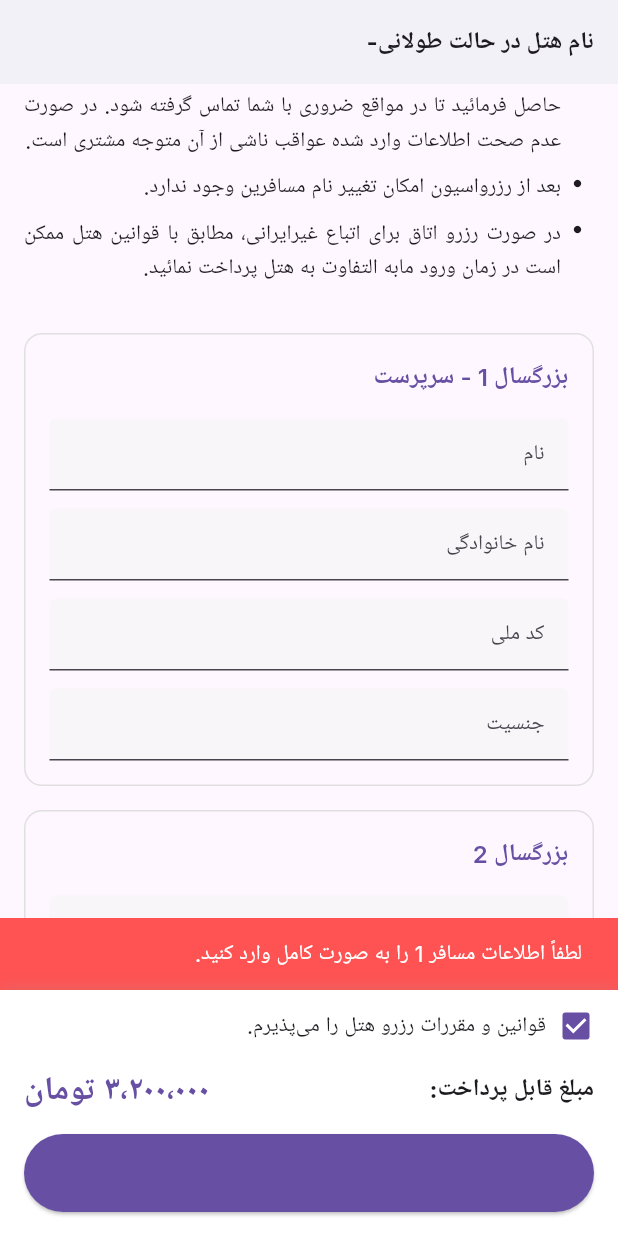
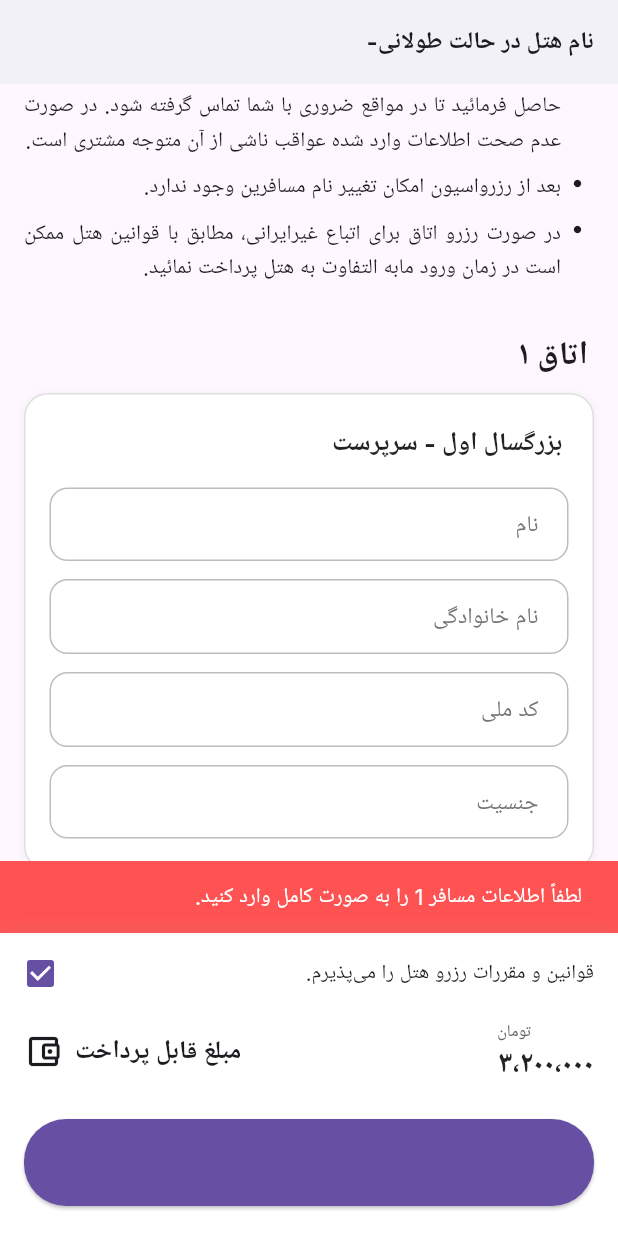
Before and after one commit to SamiraAhmadnezhad/BookIt, a Flutter app: the screen it shows after launch, scrolled down 576 dp, after a tap on "قوانین و مقررات رزرو هتل را می‌پذیرم.", after a tap on "تایید و ادامه", on a phone screen of 412 x 824 dp. Run offline on Flutter 3.47's test engine with Material 3 defaults, Android fonts, the phone set to English and light mode, and no system bars; our stand-ins replace google_fonts; network calls fail.

Commit message:
fixing details according to figma

```diff
--- a/lib/pages/reservation_detail_page/reservation_detail_page.dart
+++ b/lib/pages/reservation_detail_page/reservation_detail_page.dart
@@ -3,7 +3,6 @@ import 'package:flutter/material.dart';
 import 'package:intl/intl.dart' as intl;
 import 'package:intl/date_symbol_data_local.dart' as intl_local;
 
-// شبیه‌سازی سرویس API (بدون تغییر)
 class BookingApiService {
   Future<Map<String, dynamic>> fetchBookingPreviewDetails(String hotelId) async {
     print('API Call: fetchBookingPreviewDetails for hotelId: $hotelId');
@@ -13,7 +12,7 @@ class BookingApiService {
       'hotelAddress': 'آدرس دقیق هتل در حالت طولانی قرار می‌گیرد',
       'hotelRating': 4.5,
       'hotelStarRatingVisual': 4,
-      'hotelImageUrl': 'https://picsum.photos/seed/hotel_booking_timer_fixed/800/300',
+      'hotelImageUrl': 'https://picsum.photos/seed/hotel_booking_final_v3/800/300',
       'checkInDate': "2026-03-15T00:00:00.000Z",
       'checkOutDate': "2026-03-18T00:00:00.000Z",
       'roomInfo': '1 اتاق به مدت 3 شب',
@@ -117,14 +116,10 @@ class _ReservationDetailPageState extends State<ReservationDetailPage> {
   void _startTimer() {
     _timer?.cancel();
     if (_remainingSeconds <= 0) {
-      setState(() {
-        _isTimerActive = false;
-      });
+      setState(() { _isTimerActive = false; });
       return;
     }
-    setState(() {
-      _isTimerActive = true;
-    });
+    setState(() { _isTimerActive = true; });
     _timer = Timer.periodic(const Duration(seconds: 1), (timer) {
       if (!mounted) {
         timer.cancel();
@@ -136,9 +131,9 @@ class _ReservationDetailPageState extends State<ReservationDetailPage> {
         } else {
           _isTimerActive = false;
           timer.cancel();
-          if (mounted) { // بررسی mounted قبل از نمایش SnackBar
+          if (mounted) {
             ScaffoldMessenger.of(context).showSnackBar(
-              const SnackBar( // ایجاد ویجت SnackBar
+              const SnackBar(
                 content: Text('زمان شما برای تکمیل رزرو به پایان رسید.', textDirection: TextDirection.rtl),
                 backgroundColor: Colors.orangeAccent,
               ),
@@ -171,7 +166,7 @@ class _ReservationDetailPageState extends State<ReservationDetailPage> {
 
     if (!_isTimerActive) {
       scaffoldMessenger.showSnackBar(
-        SnackBar( // ایجاد ویجت SnackBar
+        SnackBar(
           content: Text('زمان شما برای تکمیل رزرو به پایان رسیده است.',
               style: currentTheme.textTheme.bodyMedium?.copyWith(color: Colors.white)),
           backgroundColor: Colors.redAccent,
@@ -182,7 +177,7 @@ class _ReservationDetailPageState extends State<ReservationDetailPage> {
 
     if (!_termsAndConditionsAccepted) {
       scaffoldMessenger.showSnackBar(
-        SnackBar( // ایجاد ویجت SnackBar
+        SnackBar(
           content: Text('لطفاً قوانین و مقررات رزرو را مطالعه و تأیید نمایید.',
               style: currentTheme.textTheme.bodyMedium?.copyWith(color: Colors.white)),
           backgroundColor: Colors.redAccent,
@@ -198,7 +193,7 @@ class _ReservationDetailPageState extends State<ReservationDetailPage> {
           _guestFormControllers[i]['nationalCode']!.text.trim().isEmpty) {
         formIsValid = false;
         scaffoldMessenger.showSnackBar(
-          SnackBar( // ایجاد ویجت SnackBar
+          SnackBar(
             content: Text('لطفاً اطلاعات مسافر ${i + 1} را به صورت کامل وارد کنید.',
                 style: currentTheme.textTheme.bodyMedium?.copyWith(color: Colors.white)),
             backgroundColor: Colors.redAccent,
@@ -230,12 +225,12 @@ class _ReservationDetailPageState extends State<ReservationDetailPage> {
 
     if (mounted) {
       showDialog(
-        context: context, // پارامتر context اضافه شد
+        context: context,
         barrierDismissible: false,
-        builder: (BuildContext dialogContext) { // پارامتر builder اضافه شد و نام context به dialogContext تغییر کرد تا با context اصلی تداخل نداشته باشد
+        builder: (BuildContext dialogContext) {
           return Dialog(
             shape: RoundedRectangleBorder(borderRadius: BorderRadius.circular(10)),
-            child: Padding( // پارامتر padding اضافه شد
+            child: Padding(
               padding: const EdgeInsets.all(20.0),
               child: Row(
                 mainAxisSize: MainAxisSize.min,
@@ -253,29 +248,29 @@ class _ReservationDetailPageState extends State<ReservationDetailPage> {
 
     try {
       bool submissionSuccess = await _apiService.submitHotelBooking(bookingPayload);
-      if (mounted) Navigator.pop(context); // بستن دیالوگ
+      if (mounted) Navigator.pop(context);
 
       if (submissionSuccess) {
         _timer?.cancel();
         setState(() { _isTimerActive = false; });
         scaffoldMessenger.showSnackBar(
-          SnackBar( // ایجاد ویجت SnackBar
+          SnackBar(
               content: Text('رزرو شما با موفقیت ثبت شد!',
                   style: currentTheme.textTheme.bodyMedium?.copyWith(color: Colors.white)),
               backgroundColor: Colors.green),
         );
       } else {
         scaffoldMessenger.showSnackBar(
-          SnackBar( // ایجاد ویجت SnackBar
+          SnackBar(
               content: Text('خطا در ثبت رزرو. لطفاً مجدداً تلاش فرمایید.',
                   style: currentTheme.textTheme.bodyMedium?.copyWith(color: Colors.white)),
               backgroundColor: Colors.redAccent),
         );
       }
     } catch (e) {
-      if (mounted) Navigator.pop(context); // بستن دیالوگ در صورت خطا
+      if (mounted) Navigator.pop(context);
       scaffoldMessenger.showSnackBar(
-        SnackBar( // ایجاد ویجت SnackBar
+        SnackBar(
             content: Text('خطا در ارتباط با سرور: $e',
                 style: currentTheme.textTheme.bodyMedium?.copyWith(color: Colors.white)),
             backgroundColor: Colors.redAccent),
@@ -287,8 +282,8 @@ class _ReservationDetailPageState extends State<ReservationDetailPage> {
   @override
   Widget build(BuildContext context) {
     return Directionality(
-      textDirection: TextDirection.rtl, // پارامتر textDirection اضافه شد
-      child: Scaffold( // پارامتر child به Directionality پاس داده شد
+      textDirection: TextDirection.rtl,
+      child: Scaffold(
         appBar: _buildAppBar(),
         body: _buildBody(),
         bottomNavigationBar: !_isIntlInitialized || _isLoading || _errorMessage != null || _bookingPageData == null
@@ -343,7 +338,7 @@ class _ReservationDetailPageState extends State<ReservationDetailPage> {
     if (_errorMessage != null) {
       return Center(
         child: Padding(
-          padding: const EdgeInsets.all(20.0), // پارامتر padding اضافه شد
+          padding: const EdgeInsets.all(20.0),
           child: Column(
             mainAxisAlignment: MainAxisAlignment.center,
             children: [
@@ -376,7 +371,7 @@ class _ReservationDetailPageState extends State<ReservationDetailPage> {
           _buildHotelImageSection(
             imageUrl: _bookingPageData!['hotelImageUrl'],
           ),
-          Padding( // پارامتر padding اضافه شد
+          Padding(
             padding: const EdgeInsets.fromLTRB(16.0, 20.0, 16.0, 16.0),
             child: Column(
               crossAxisAlignment: CrossAxisAlignment.start,
@@ -396,14 +391,7 @@ class _ReservationDetailPageState extends State<ReservationDetailPage> {
                 const SizedBox(height: 24),
                 _buildTravelerNotesSection(),
                 const SizedBox(height: 24),
-                for (int i = 0; i < _guestFormControllers.length; i++) ...[
-                  _buildGuestFormWidget(
-                    guestNumber: i + 1,
-                    isSupervisor: i == 0,
-                    controllers: _guestFormControllers[i],
-                  ),
-                  const SizedBox(height: 16),
-                ],
+                _buildRoomFormsSection(),
                 const SizedBox(height: 8),
               ],
             ),
@@ -416,7 +404,7 @@ class _ReservationDetailPageState extends State<ReservationDetailPage> {
   Widget _buildHotelImageSection({required String imageUrl}) {
     return Stack(
       children: [
-        Image.network( // آرگومان imageUrl به عنوان اولین پارامتر (positional)
+        Image.network(
           imageUrl,
           width: double.infinity,
           height: 200,
@@ -617,31 +605,72 @@ class _ReservationDetailPageState extends State<ReservationDetailPage> {
     );
   }
 
+  Widget _buildRoomFormsSection() {
+    const String roomTitle = "اتاق ۱";
+
+    return Column(
+      crossAxisAlignment: CrossAxisAlignment.start,
+      children: [
+        Padding(
+          padding: const EdgeInsets.only(bottom: 12.0, right: 4.0),
+          child: Text(
+            roomTitle,
+            style: Theme.of(context).textTheme.titleLarge?.copyWith(
+              fontWeight: FontWeight.bold,
+            ),
+          ),
+        ),
+        for (int i = 0; i < _guestFormControllers.length; i++) ...[
+          _buildGuestFormWidget(
+            guestNumber: i + 1,
+            isSupervisor: i == 0,
+            controllers: _guestFormControllers[i],
+          ),
+          const SizedBox(height: 16),
+        ],
+      ],
+    );
+  }
+
   Widget _buildGuestFormWidget({
     required int guestNumber,
     required bool isSupervisor,
     required Map<String, TextEditingController> controllers,
   }) {
     final textTheme = Theme.of(context).textTheme;
-    final colorScheme = Theme.of(context).colorScheme;
-    String title = 'بزرگسال $guestNumber';
+    String title = 'بزرگسال ${guestNumber == 1 ? "اول" : guestNumber == 2 ? "دوم" : guestNumber.toString()}';
     if (isSupervisor) {
       title += ' - سرپرست';
     }
     return Container(
-      padding: const EdgeInsets.all(16.0),
+      padding: const EdgeInsets.symmetric(horizontal: 16.0, vertical: 20.0),
       decoration: BoxDecoration(
+        color: Colors.white,
         border: Border.all(color: Colors.grey.shade300),
-        borderRadius: BorderRadius.circular(12.0),
+        borderRadius: BorderRadius.circular(16.0),
+        boxShadow: [
+          BoxShadow(
+            color: Colors.grey.withOpacity(0.1),
+            spreadRadius: 1,
+            blurRadius: 3,
+            offset: const Offset(0, 1),
+          ),
+        ],
       ),
       child: Column(
         crossAxisAlignment: CrossAxisAlignment.start,
         children: [
-          Text(
-            title,
-            style: textTheme.titleMedium?.copyWith(color: colorScheme.primary, fontWeight: FontWeight.w600),
+          Padding(
+            padding: const EdgeInsets.only(bottom: 16.0, right: 4.0),
+            child: Text(
+              title,
+              style: textTheme.titleMedium?.copyWith(
+                color: Colors.black87,
+                fontWeight: FontWeight.bold,
+                fontSize: 17,
+              ),
+            ),
           ),
-          const SizedBox(height: 16),
           _buildFormTextField(hintText: 'نام', controller: controllers['firstName']!),
           const SizedBox(height: 12),
           _buildFormTextField(hintText: 'نام خانوادگی', controller: controllers['lastName']!),
@@ -665,19 +694,35 @@ class _ReservationDetailPageState extends State<ReservationDetailPage> {
     TextInputType keyboardType = TextInputType.text,
   }) {
     final inputDecorationTheme = Theme.of(context).inputDecorationTheme;
+    final textTheme = Theme.of(context).textTheme;
+
     return TextFormField(
       controller: controller,
       keyboardType: keyboardType,
-      style: Theme.of(context).textTheme.bodyMedium,
+      style: textTheme.bodyMedium?.copyWith(fontSize: 15),
+      textAlign: TextAlign.right,
       decoration: InputDecoration(
         hintText: hintText,
-        hintStyle: inputDecorationTheme.hintStyle,
-        border: inputDecorationTheme.border,
-        focusedBorder: inputDecorationTheme.focusedBorder,
-        enabledBorder: inputDecorationTheme.border,
-        contentPadding: inputDecorationTheme.contentPadding ?? const EdgeInsets.symmetric(horizontal: 12, vertical: 10),
+        hintStyle: inputDecorationTheme.hintStyle?.copyWith(
+          fontSize: 15,
+          color: Colors.grey.shade600,
+        ) ?? TextStyle(fontFamily: textTheme.bodyMedium?.fontFamily, fontSize: 15, color: Colors.grey.shade600),
+        border: OutlineInputBorder(
+          borderRadius: BorderRadius.circular(12.0),
+          borderSide: BorderSide(color: Colors.grey.shade400, width: 1.0),
+        ),
+        enabledBorder: OutlineInputBorder(
+          borderRadius: BorderRadius.circular(12.0),
+          borderSide: BorderSide(color: Colors.grey.shade400, width: 1.0),
+        ),
+        focusedBorder: OutlineInputBorder(
+          borderRadius: BorderRadius.circular(12.0),
+          borderSide: BorderSide(color: Theme.of(context).colorScheme.primary, width: 1.5),
+        ),
+        contentPadding: inputDecorationTheme.contentPadding ??
+            const EdgeInsets.symmetric(horizontal: 16, vertical: 14),
         filled: true,
-        fillColor: inputDecorationTheme.fillColor ?? Colors.grey.shade100.withOpacity(0.5),
+        fillColor: inputDecorationTheme.fillColor ?? Colors.white,
       ),
     );
   }
@@ -688,15 +733,15 @@ class _ReservationDetailPageState extends State<ReservationDetailPage> {
     final intl.NumberFormat currencyFormatter = intl.NumberFormat("#,##0", "fa_IR");
 
     return Container(
-      padding: const EdgeInsets.fromLTRB(16.0, 12.0, 16.0, 16.0),
+      padding: const EdgeInsets.fromLTRB(16.0, 16.0, 16.0, 20.0),
       decoration: BoxDecoration(
         color: Colors.white,
         boxShadow: [
           BoxShadow(
-            color: Colors.grey.withOpacity(0.2),
+            color: Colors.grey.withOpacity(0.15),
             spreadRadius: 0,
-            blurRadius: 8,
-            offset: const Offset(0, -2),
+            blurRadius: 10,
+            offset: const Offset(0, -3),
           ),
         ],
       ),
@@ -705,9 +750,23 @@ class _ReservationDetailPageState extends State<ReservationDetailPage> {
         children: [
           Row(
             children: [
+              Expanded(
+                child: InkWell(
+                  onTap: () {
+                    setState(() {
+                      _termsAndConditionsAccepted = !_termsAndConditionsAccepted;
+                    });
+                  },
+                  child: Text(
+                    'قوانین و مقررات رزرو هتل را می‌پذیرم.',
+                    style: textTheme.bodyMedium?.copyWith(fontSize: 13.5),
+                  ),
+                ),
+              ),
+              const SizedBox(width: 8),
               SizedBox(
-                width: 24,
-                height: 24,
+                width: 22,
+                height: 22,
                 child: Checkbox(
                   value: _termsAndConditionsAccepted,
                   onChanged: (bool? value) {
@@ -717,46 +776,75 @@ class _ReservationDetailPageState extends State<ReservationDetailPage> {
                   },
                   activeColor: colorScheme.primary,
                   materialTapTargetSize: MaterialTapTargetSize.shrinkWrap,
-                ),
-              ),
-              const SizedBox(width: 8),
-              Expanded(
-                child: InkWell(
-                  onTap: () {
-                    setState(() {
-                      _termsAndConditionsAccepted = !_termsAndConditionsAccepted;
-                    });
-                  },
-                  child: Text(
-                    'قوانین و مقررات رزرو هتل را می‌پذیرم.',
-                    style: textTheme.bodyMedium,
-                  ),
+                  side: BorderSide(color: Colors.grey.shade400, width: 1.5),
                 ),
               ),
             ],
           ),
-          const SizedBox(height: 16),
+          const SizedBox(height: 20),
           Row(
             mainAxisAlignment: MainAxisAlignment.spaceBetween,
+            crossAxisAlignment: CrossAxisAlignment.center,
             children: [
-              Text('مبلغ قابل پرداخت:', style: textTheme.bodyLarge?.copyWith(fontWeight: FontWeight.bold)),
-              Text(
-                _bookingPageData != null && _bookingPageData!['totalPrice'] != null
-                    ? "${currencyFormatter.format(_bookingPageData!['totalPrice'])} تومان"
-                    : "محاسبه...",
-                style: textTheme.titleLarge?.copyWith(color: colorScheme.primary, fontWeight: FontWeight.bold),
+              Column(
+                crossAxisAlignment: CrossAxisAlignment.end,
+                mainAxisSize: MainAxisSize.min,
+                children: [
+                  Text(
+                    'تومان',
+                    style: textTheme.bodySmall?.copyWith(
+                      color: Colors.grey.shade700,
+                      fontSize: 11,
+                    ),
+                  ),
+                  const SizedBox(height: 2),
+                  Text(
+                    _bookingPageData != null && _bookingPageData!['totalPrice'] != null
+                        ? currencyFormatter.format(_bookingPageData!['totalPrice'])
+                        : "...",
+                    style: textTheme.titleLarge?.copyWith(
+                      color: Colors.black87,
+                      fontWeight: FontWeight.bold,
+                      fontSize: 20,
+                    ),
+                  ),
+                ],
+              ),
+              Row(
+                mainAxisSize: MainAxisSize.min,
+                children: [
+                  Text('مبلغ قابل پرداخت',
+                    style: textTheme.titleMedium?.copyWith(
+                      fontWeight: FontWeight.bold,
+                      fontSize: 17,
+                    ),
+                  ),
+                  const SizedBox(width: 8),
+                  Icon(
+                    Icons.account_balance_wallet_outlined,
+                    color: textTheme.titleMedium?.color,
+                    size: 26,
+                  ),
+                ],
               ),
             ],
           ),
-          const SizedBox(height: 16),
+          const SizedBox(height: 24),
           SizedBox(
             width: double.infinity,
             child: ElevatedButton(
               onPressed: _isTimerActive ? _handleBookingSubmission : null,
               style: ElevatedButton.styleFrom(
-                backgroundColor: _isTimerActive ? colorScheme.primary : Colors.grey,
-                padding: const EdgeInsets.symmetric(vertical: 14),
-                textStyle: textTheme.titleMedium?.copyWith(color: Colors.white, fontWeight: FontWeight.bold),
+                backgroundColor: _isTimerActive ? colorScheme.primary : Colors.grey.shade400,
+                padding: const EdgeInsets.symmetric(vertical: 16),
+                shape: RoundedRectangleBorder(
+                  borderRadius: BorderRadius.circular(28.0),
+                ),
+                textStyle: textTheme.titleMedium?.copyWith(
+                  color: Colors.white,
+                  fontWeight: FontWeight.bold,
+                  fontSize: 17,
+                ),
               ),
               child: Text(_isTimerActive ? 'تایید و ادامه' : 'زمان به پایان رسید'),
             ),
```
